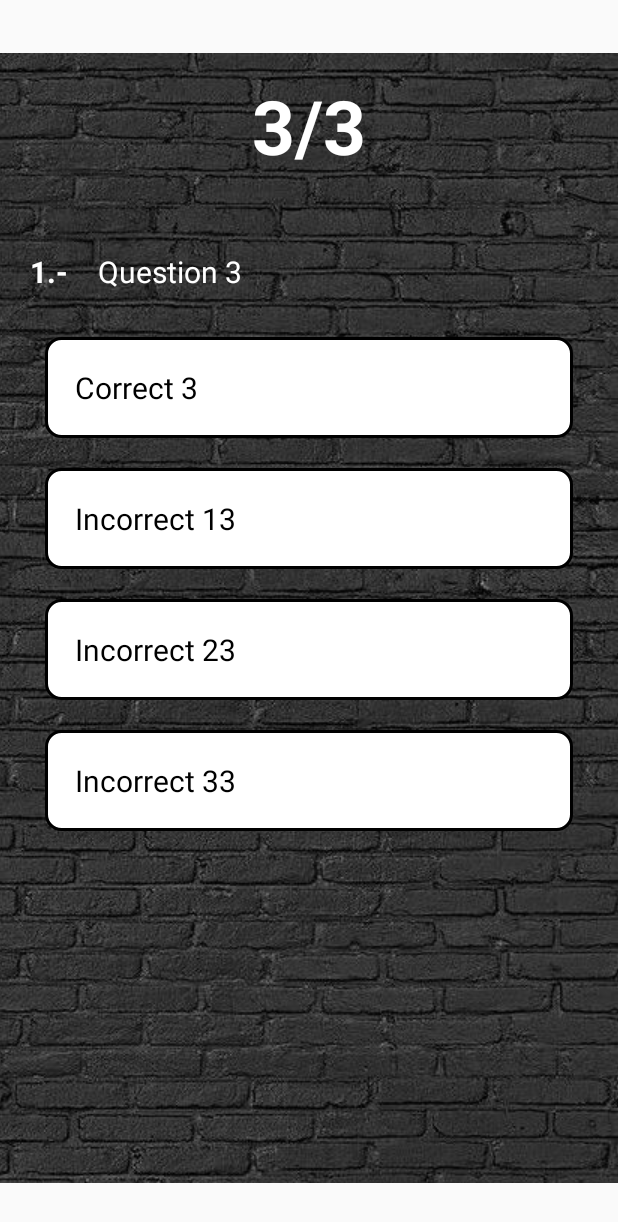
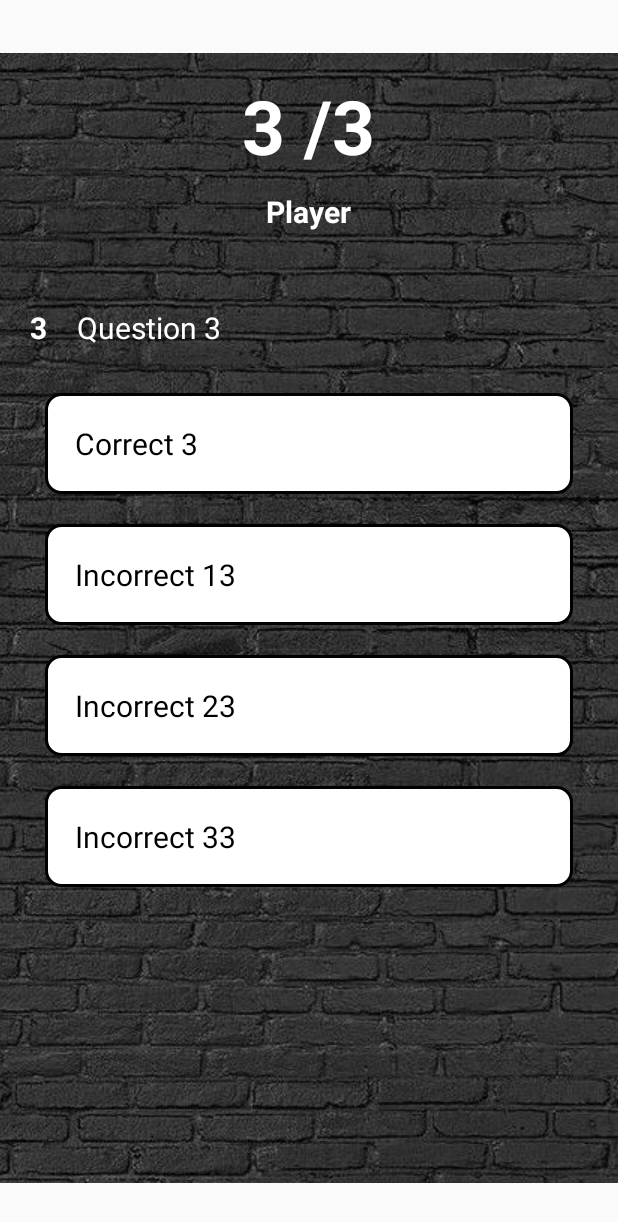
Before and after one commit to AlfredoPazZamora/triviaapp, an Android app: the MainActivity screen opened directly, with no data from a screen before it, after a tap on "Correct 2", on a phone screen of 412 x 824 dp. Shown: the top 1222 px of the screen. Run offline under Robolectric (Android 15) with nearby library versions, the phone set to English and light mode, and no system bars; our stand-ins replace data binding; 1 other tap on this screen came first.

Commit message:
Muestra resultado y vuelve a inicio

```diff
--- a/app/build.gradle
+++ b/app/build.gradle
@@ -1,6 +1,7 @@
 plugins {
     id 'com.android.application'
     id 'kotlin-android'
+    id 'kotlin-parcelize'
 }
 
 android {
--- a/app/src/main/java/com/itiudc/triviaapp/activities/MainActivity.kt
+++ b/app/src/main/java/com/itiudc/triviaapp/activities/MainActivity.kt
@@ -1,5 +1,6 @@
 package com.itiudc.triviaapp.activities
 
+import android.content.Intent
 import android.content.res.Resources
 import androidx.appcompat.app.AppCompatActivity
 import android.os.Bundle
@@ -16,13 +17,18 @@ import com.itiudc.triviaapp.viewmodels.AnswerViewModel
 class MainActivity : AppCompatActivity() {
 
 
-    var currentAnswer: Int = 0
+    private var currentAnswer: Int = 0
     var counterCorrect: Int = 0
-    var counterIncorrect: Int = 0
+    private var counterIncorrect: Int = 0
+    lateinit var name: String
 
     private lateinit var viewModel: AnswerViewModel
     private lateinit var answersList: MutableList<Answer>
     private lateinit var answerListAdapter: AnswerListAdapter
+
+    companion object{
+        const val NAME_KEY = "player_name"
+    }
 
     override fun onCreate(savedInstanceState: Bundle?) {
         super.onCreate(savedInstanceState)
@@ -30,6 +36,14 @@ class MainActivity : AppCompatActivity() {
         val binding = DataBindingUtil.setContentView<ActivityMainBinding>(this, R.layout.activity_main)
         val stringResource: Resources = resources
         viewModel = ViewModelProvider(this).get(AnswerViewModel::class.java)
+
+        val bundle: Bundle? = intent.extras
+
+        if (bundle != null){
+            val nameToLogin = bundle.getString(NAME_KEY)
+            binding.playerName.text = nameToLogin
+
+        }
 
         showQuestion(stringResource, binding)
         updateProgress(binding)
@@ -39,7 +53,9 @@ class MainActivity : AppCompatActivity() {
 
 
     private fun updateProgress(binding: ActivityMainBinding) {
-        binding.infoProgress.text = "${currentAnswer + 1}/3"
+
+        binding.infoProgress.text = "${currentAnswer + 1} /3"
+        binding.numberQuestion.text = "${currentAnswer + 1}"
     }
 
     fun showQuestion(stringResource: Resources, binding: ActivityMainBinding) {
@@ -110,7 +126,15 @@ class MainActivity : AppCompatActivity() {
             if (currentAnswer < 2){
                 currentAnswer++
             }else{
-                Log.i("edg", "NO MORE QUESTIONS")
+                val scoreText = stringResource.getString(R.string.result_score, counterCorrect.toString())
+                val nameText = binding.playerName.text
+                val intent = Intent(this, ResultActivity::class.java).apply {
+                    putExtra(ResultActivity.SCORE_KEY, scoreText)
+                    putExtra(ResultActivity.NAME_KEY_RESULT, nameText)
+
+                }
+                startActivity(intent)
+                Log.i("edg", "Name: $name")
             }
             showQuestion(stringResource, binding)
             updateProgress(binding)
--- a/app/src/main/java/com/itiudc/triviaapp/activities/SplashActivity.kt
+++ b/app/src/main/java/com/itiudc/triviaapp/activities/SplashActivity.kt
@@ -17,6 +17,6 @@ class SplashActivity : AppCompatActivity() {
             val intent = Intent(this, LoginActivity::class.java)
             startActivity(intent)
             finish()
-        }, 4000) //Delay 3 seconds top open MainActivity
+        }, 1000) //Delay 3 seconds top open MainActivity
     }
 }
--- a/app/src/main/java/com/itiudc/triviaapp/models/Answer.kt
+++ b/app/src/main/java/com/itiudc/triviaapp/models/Answer.kt
@@ -1,7 +1,11 @@
 package com.itiudc.triviaapp.models
 
+import android.os.Parcelable
+import kotlinx.parcelize.Parcelize
+
+@Parcelize
 class Answer(
     val isCorrectAnswer: Boolean,
     val answerText: String
-){
+) : Parcelable {
 }
--- a/app/src/main/res/layout/activity_main.xml
+++ b/app/src/main/res/layout/activity_main.xml
@@ -31,12 +31,27 @@
                 android:layout_width="wrap_content"
                 android:layout_height="wrap_content"
                 android:layout_gravity="center"
-                android:layout_marginVertical="50dp"
+                android:layout_marginTop="50dp"
 
                 android:textSize="50sp"
                 android:textStyle="bold"
                 android:textColor="@color/white"
                 android:text="1/3"
+                />
+
+            <TextView
+                android:id="@+id/player_name"
+                android:layout_width="wrap_content"
+                android:layout_height="wrap_content"
+                android:layout_gravity="center"
+                android:layout_marginTop="10dp"
+                android:layout_marginBottom="50dp"
+
+                android:textSize="20sp"
+                android:textStyle="bold"
+                android:textColor="@color/white"
+                android:text="Player"
+
                 />
 
             <RelativeLayout
@@ -51,11 +66,10 @@
                     android:layout_width="wrap_content"
                     android:layout_height="wrap_content"
 
+                    android:text="1.-"
+                    android:textColor="@color/white"
                     android:textSize="20sp"
-                    android:textColor="@color/white"
-                    android:textStyle="bold"
-                    android:text="1.-"
-                    />
+                    android:textStyle="bold" />
 
                 <TextView
                     android:id="@+id/text_question"
@@ -82,8 +96,7 @@
                 <androidx.recyclerview.widget.RecyclerView
                     android:id="@+id/answers_list"
                     android:layout_width="match_parent"
-                    android:layout_height="match_parent"
-                    />
+                    android:layout_height="match_parent" />
 
             </RelativeLayout>
 
--- a/app/src/main/res/values/strings.xml
+++ b/app/src/main/res/values/strings.xml
@@ -1,5 +1,6 @@
 <resources>
     <string name="app_name" translatable="false">Trivia app</string>
+    <string name="player_name" translatable="false">%1$s</string>
 
     <array name="questions">
 
@@ -41,4 +42,6 @@
 
     </array>
 
+    <string name="result_score">You got %1$s hits out of 3</string>
+
 </resources>
```
Also changed, not shown: app/src/main/AndroidManifest.xml (+6 -2 lines), app/src/main/java/com/itiudc/triviaapp/activities/LoginActivity.kt (+18 -3 lines), app/src/main/java/com/itiudc/triviaapp/activities/ResultActivity.kt (added, +36 -0 lines), app/src/main/res/layout/activity_result.xml (added, +65 -0 lines), 1 other file.
